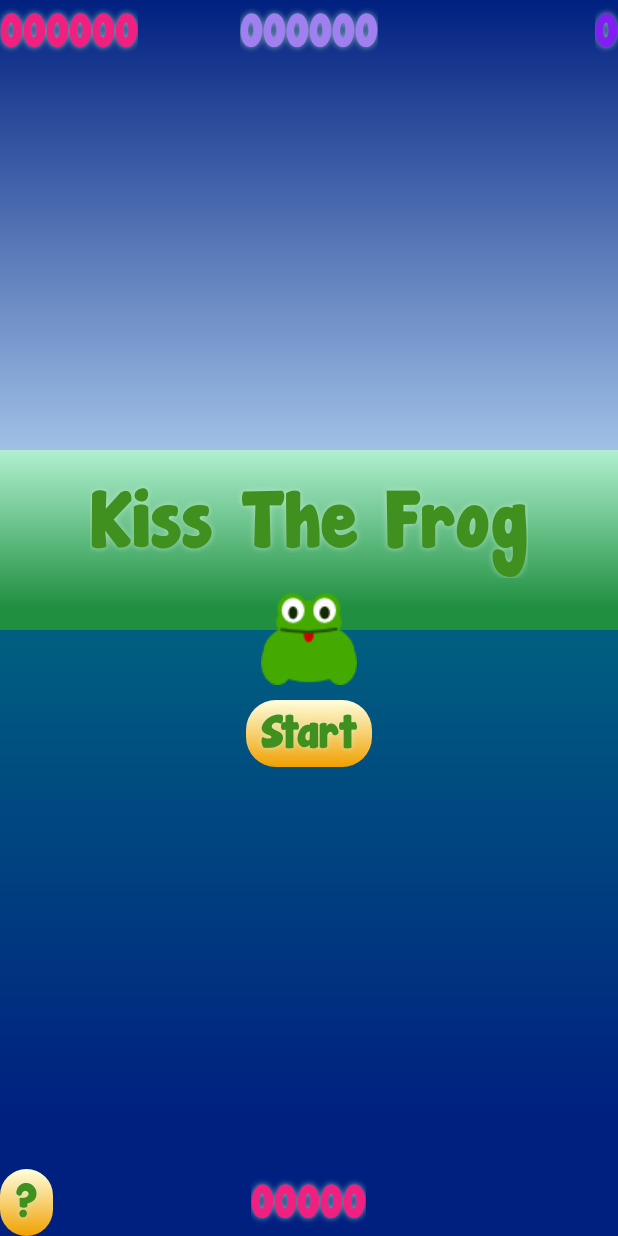
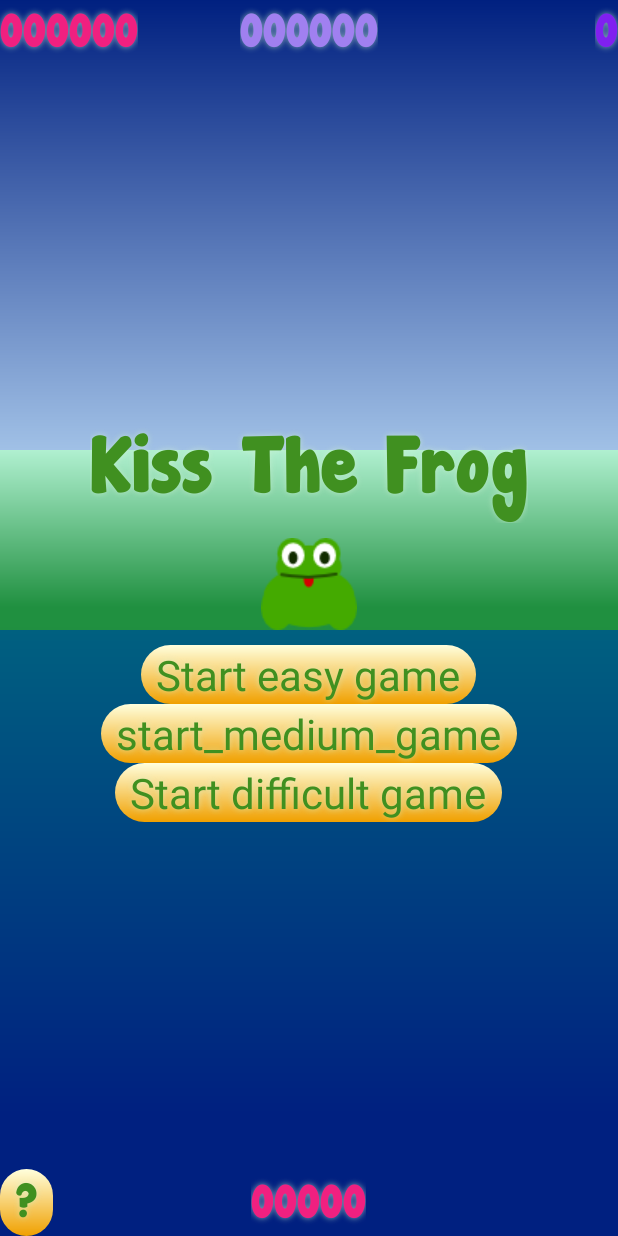
Before and after one commit to ulat/Frogsmasher, an Android app: the screen it shows after launch (MainActivity), on a phone screen of 412 x 824 dp. Run offline under Robolectric (Android 15) with nearby library versions, the phone set to English and light mode, and no system bars; our stand-ins replace AdMob; 2 statements that could not run were skipped.

Commit message:
Difficulty level added

```diff
--- a/app/src/main/java/eaustria/net/findthebug/WimmelView.java
+++ b/app/src/main/java/eaustria/net/findthebug/WimmelView.java
@@ -24,8 +24,8 @@ public class WimmelView extends View {
             R.drawable.distract5,R.drawable.distract6,
             R.drawable.distract7, R.drawable.distract8};
 
-    public void setImageCount(int imageCount) {
-        this.imageCount = imageCount;
+    public void setImageCount(double imageCount) {
+        this.imageCount = (int) Math.round(imageCount);
         randomSeed = System.currentTimeMillis();
         invalidate();
     }
--- a/app/src/main/res/layout/fragment_start.xml
+++ b/app/src/main/res/layout/fragment_start.xml
@@ -24,8 +24,24 @@
     <TextView
         android:layout_width="wrap_content"
         android:layout_height="wrap_content"
-        android:text="@string/start"
-        android:id="@+id/start"
+        android:text="@string/start_easy"
+        android:id="@+id/start_easy"
+        android:background="@drawable/button"
+        android:layout_gravity="center"
+        android:textColor="@color/title" />
+    <TextView
+        android:layout_width="wrap_content"
+        android:layout_height="wrap_content"
+        android:text="@string/start_medium"
+        android:id="@+id/start_medium"
+        android:background="@drawable/button"
+        android:layout_gravity="center"
+        android:textColor="@color/title" />
+    <TextView
+        android:layout_width="wrap_content"
+        android:layout_height="wrap_content"
+        android:text="@string/start_hard"
+        android:id="@+id/start_hard"
         android:background="@drawable/button"
         android:layout_gravity="center"
         android:textColor="@color/title" />
--- a/app/src/main/res/values/strings.xml
+++ b/app/src/main/res/values/strings.xml
@@ -3,9 +3,15 @@
 
     <string name="app_name">Kiss The Frog</string>
     <string name="action_settings">Settings</string>
-    <string name="hello_world">Hello world!</string><string name="start">Start</string><string name="gameover">Game Over</string><string name="play_again">Play Again</string>
+    <string name="hello_world">Hello world!</string>
+    <string name="start">Start</string>
+    <string name="gameover">Game Over</string>
+    <string name="play_again">Play Again</string>
     <string name="kissed">KISSED!</string>
-    <string name="tutorial">Can you find and kiss the frog before he jumps to another lover?</string>
+    <string name="tutorial">Squash the frog!</string>
     <string name="myAdUnitId">ca-app-pub-4530380280358492/2554528160</string>
+    <string name="start_easy">Start easy game</string>
+    <string name="start_medium">start_medium_game</string>
+    <string name="start_hard">Start difficult game</string>
 
 </resources>
```
Also changed, not shown: app/src/main/java/eaustria/net/findthebug/Difficulty.java (added, +11 -0 lines), app/src/main/java/eaustria/net/findthebug/MainActivity.java (+17 -5 lines), 1 other file.
